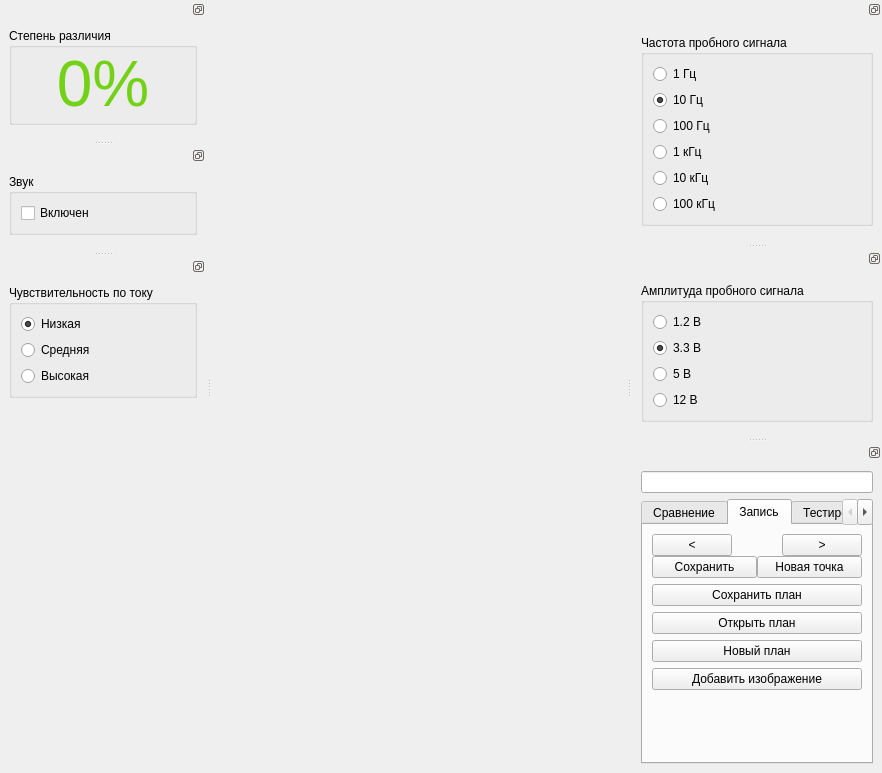
Old version of the form gui/mainwindow.ui in the repository EPC-MSU/EPLab.
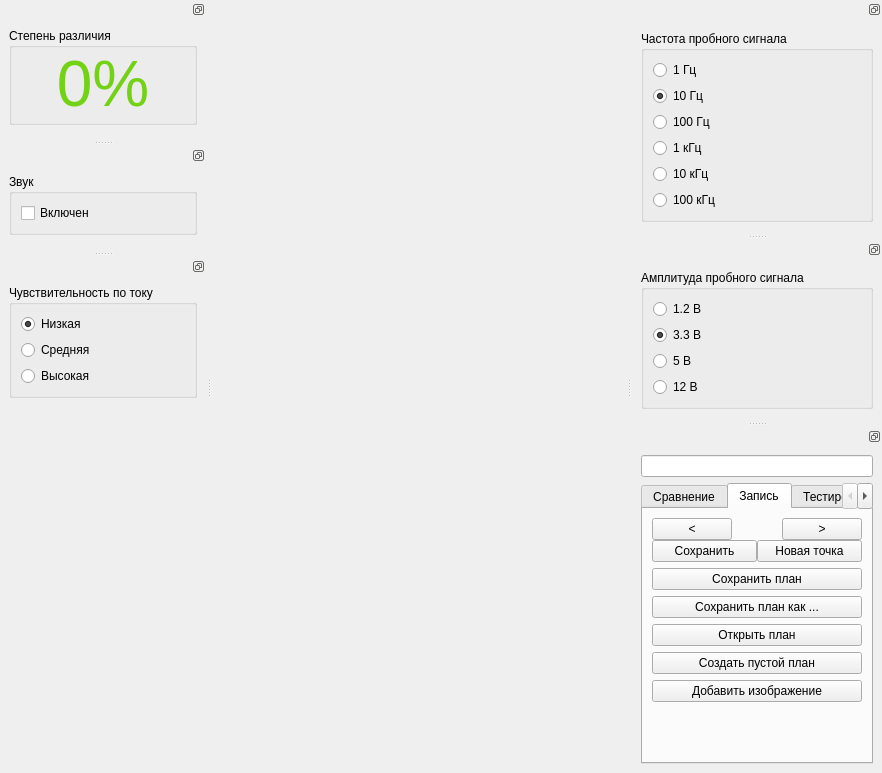
New version of the form.

Commit message: More buttons for load\save\new test plan

Diff of the .ui file:
```diff
--- a/gui/mainwindow.ui
+++ b/gui/mainwindow.ui
@@ -564,7 +564,7 @@
            </item>
           </layout>
          </item>
-         <item row="5" column="0">
+         <item row="6" column="0">
           <spacer name="verticalSpacer">
            <property name="orientation">
             <enum>Qt::Vertical</enum>
@@ -577,6 +577,13 @@
            </property>
           </spacer>
          </item>
+         <item row="4" column="0">
+          <widget class="QPushButton" name="zp_new_file_button">
+           <property name="text">
+            <string>Создать пустой план</string>
+           </property>
+          </widget>
+         </item>
          <item row="1" column="0">
           <widget class="QPushButton" name="zp_save_file_button">
            <property name="text">
@@ -584,24 +591,24 @@
            </property>
           </widget>
          </item>
-         <item row="2" column="0">
+         <item row="3" column="0">
           <widget class="QPushButton" name="zp_open_file_button">
            <property name="text">
             <string>Открыть план</string>
            </property>
           </widget>
          </item>
-         <item row="4" column="0">
+         <item row="5" column="0">
           <widget class="QPushButton" name="zp_add_image_button">
            <property name="text">
             <string>Добавить изображение</string>
            </property>
           </widget>
          </item>
-         <item row="3" column="0">
-          <widget class="QPushButton" name="zp_new_file_button">
+         <item row="2" column="0">
+          <widget class="QPushButton" name="zp_save_file_as_button">
            <property name="text">
-            <string>Новый план</string>
+            <string>Сохранить план как ...</string>
            </property>
           </widget>
          </item>
```
The commit also changes 1 other file.
